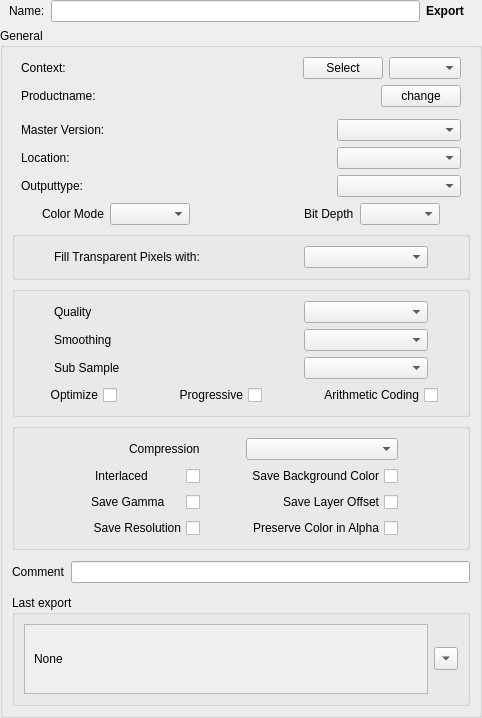
First picture: the form in Gimp/Scripts/StateUserInterfaces/Gimp_Export.ui, repository AltaArts/Gimp_Integration--Prism-Plugin, before the edit.
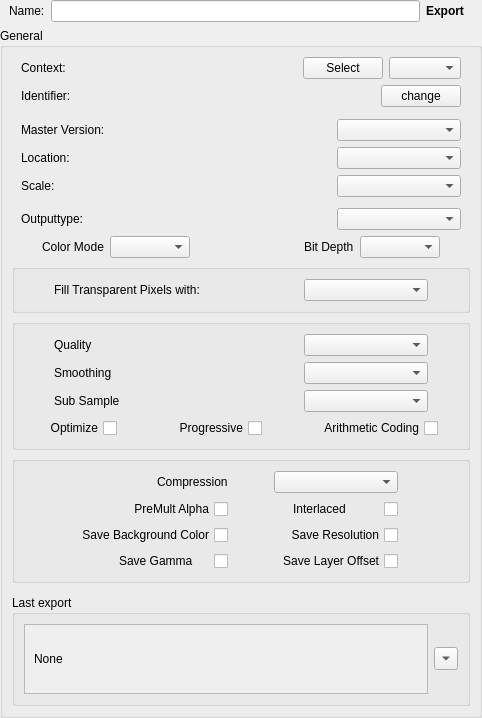
Second picture: the form after the edit.

Patch:
```diff
--- a/Gimp/Scripts/StateUserInterfaces/Gimp_Export.ui
+++ b/Gimp/Scripts/StateUserInterfaces/Gimp_Export.ui
@@ -174,7 +174,7 @@
          <item>
           <widget class="QLabel" name="l_tasklabel">
            <property name="text">
-            <string>Productname:</string>
+            <string>Identifier:</string>
            </property>
           </widget>
          </item>
@@ -333,6 +333,73 @@
         </layout>
        </widget>
       </item>
+      <item>
+       <widget class="QWidget" name="w_scale" native="true">
+        <layout class="QHBoxLayout" name="horizontalLayout_14">
+         <property name="spacing">
+          <number>0</number>
+         </property>
+         <property name="leftMargin">
+          <number>9</number>
+         </property>
+         <property name="topMargin">
+          <number>0</number>
+         </property>
+         <property name="rightMargin">
+          <number>9</number>
+         </property>
+         <property name="bottomMargin">
+          <number>0</number>
+         </property>
+         <item>
+          <widget class="QLabel" name="l_scale">
+           <property name="text">
+            <string>Scale:</string>
+           </property>
+          </widget>
+         </item>
+         <item>
+          <spacer name="horizontalSpacer_12">
+           <property name="orientation">
+            <enum>Qt::Horizontal</enum>
+           </property>
+           <property name="sizeHint" stdset="0">
+            <size>
+             <width>113</width>
+             <height>20</height>
+            </size>
+           </property>
+          </spacer>
+         </item>
+         <item>
+          <widget class="QComboBox" name="cb_scale">
+           <property name="minimumSize">
+            <size>
+             <width>124</width>
+             <height>0</height>
+            </size>
+           </property>
+          </widget>
+         </item>
+        </layout>
+       </widget>
+      </item>
+      <item>
+       <spacer name="verticalSpacer">
+        <property name="orientation">
+         <enum>Qt::Vertical</enum>
+        </property>
+        <property name="sizeType">
+         <enum>QSizePolicy::Fixed</enum>
+        </property>
+        <property name="sizeHint" stdset="0">
+         <size>
+          <width>20</width>
+          <height>5</height>
+         </size>
+        </property>
+       </spacer>
+      </item>
       <item>
        <widget class="QWidget" name="w_outType" native="true">
         <layout class="QHBoxLayout" name="horizontalLayout_9">
@@ -744,12 +811,22 @@
               </layout>
              </item>
              <item>
-              <widget class="QCheckBox" name="chb_png_interlaced">
+              <widget class="QCheckBox" name="chb_png_alphaColor">
                <property name="layoutDirection">
                 <enum>Qt::RightToLeft</enum>
                </property>
                <property name="text">
-                <string>Interlaced          </string>
+                <string>PreMult Alpha</string>
+               </property>
+              </widget>
+             </item>
+             <item>
+              <widget class="QCheckBox" name="chb_png_bgColor">
+               <property name="layoutDirection">
+                <enum>Qt::RightToLeft</enum>
+               </property>
+               <property name="text">
+                <string>Save Background Color</string>
                </property>
               </widget>
              </item>
@@ -763,16 +840,6 @@
                </property>
               </widget>
              </item>
-             <item>
-              <widget class="QCheckBox" name="chb_png_rez">
-               <property name="layoutDirection">
-                <enum>Qt::RightToLeft</enum>
-               </property>
-               <property name="text">
-                <string>Save Resolution</string>
-               </property>
-              </widget>
-             </item>
             </layout>
            </item>
            <item>
@@ -794,12 +861,22 @@
               </widget>
              </item>
              <item>
-              <widget class="QCheckBox" name="chb_png_bgColor">
+              <widget class="QCheckBox" name="chb_png_interlaced">
                <property name="layoutDirection">
                 <enum>Qt::RightToLeft</enum>
                </property>
                <property name="text">
-                <string>Save Background Color</string>
+                <string>Interlaced          </string>
+               </property>
+              </widget>
+             </item>
+             <item>
+              <widget class="QCheckBox" name="chb_png_rez">
+               <property name="layoutDirection">
+                <enum>Qt::RightToLeft</enum>
+               </property>
+               <property name="text">
+                <string>Save Resolution</string>
                </property>
               </widget>
              </item>
@@ -813,16 +890,6 @@
                </property>
               </widget>
              </item>
-             <item>
-              <widget class="QCheckBox" name="chb_png_alphaColor">
-               <property name="layoutDirection">
-                <enum>Qt::RightToLeft</enum>
-               </property>
-               <property name="text">
-                <string>Preserve Color in Alpha</string>
-               </property>
-              </widget>
-             </item>
             </layout>
            </item>
           </layout>
@@ -843,33 +910,6 @@
         </property>
        </spacer>
       </item>
-      <item>
-       <layout class="QHBoxLayout" name="w_comment">
-        <item>
-         <widget class="QLabel" name="l_comment">
-          <property name="text">
-           <string>Comment</string>
-          </property>
-         </widget>
-        </item>
-        <item>
-         <widget class="QLineEdit" name="e_comment"/>
-        </item>
-       </layout>
-      </item>
-      <item>
-       <spacer name="verticalSpacer">
-        <property name="orientation">
-         <enum>Qt::Vertical</enum>
-        </property>
-        <property name="sizeHint" stdset="0">
-         <size>
-          <width>20</width>
-          <height>40</height>
-         </size>
-        </property>
-       </spacer>
-      </item>
       <item>
        <widget class="QGroupBox" name="gb_previous">
         <property name="title">
```
